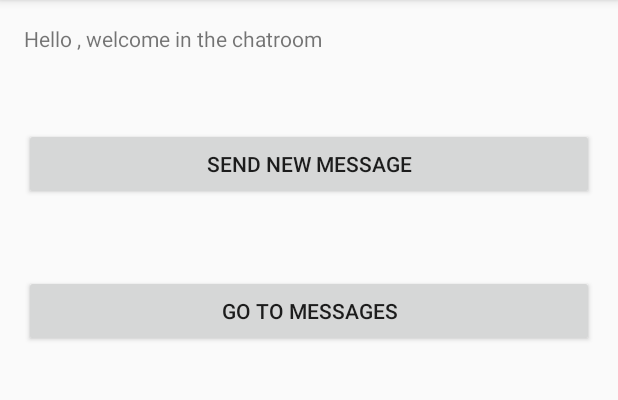
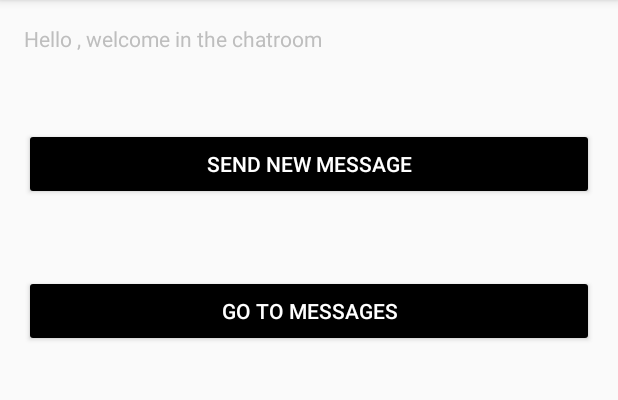
Before and after one commit to TexierCharles/MyChat, an Android app: the MenuActivity screen opened directly, with no data from a screen before it, on a phone screen of 412 x 824 dp, the part 84-484 px from its top. Run offline under Robolectric (Android 15) with nearby library versions, the phone set to English and light mode, and no system bars.

Commit message:
design de darky fait sauf pour la liste de message

```diff
--- a/app/src/main/res/layout/activity_menu.xml
+++ b/app/src/main/res/layout/activity_menu.xml
@@ -12,7 +12,8 @@
         android:id="@+id/welcome_text"
         android:layout_width="wrap_content"
         android:layout_height="wrap_content"
-        android:text="@string/welcome_msg" />
+        android:text="@string/welcome_msg"
+        android:theme="@android:style/Theme.Black"/>
 
     <Button
         android:id="@+id/button1"
@@ -20,7 +21,9 @@
         android:layout_height="wrap_content"
         android:layout_below="@+id/welcome_text"
         android:layout_marginTop="@dimen/activity_vertical_marginButton"
-        android:text="Send New Message" />
+        android:text="Send New Message"
+        android:backgroundTint="@android:color/black"
+        android:textColor="@android:color/white"/>
 
     <Button
         android:id="@+id/button2"
@@ -28,6 +31,8 @@
         android:layout_height="wrap_content"
         android:layout_below="@+id/button1"
         android:layout_marginTop="@dimen/activity_vertical_marginButton"
-        android:text="Go To Messages" />
+        android:text="Go To Messages"
+        android:backgroundTint="@android:color/black"
+        android:textColor="@android:color/white"/>
 
 </RelativeLayout>
```
Also changed, not shown: app/src/main/java/com/arthurbochard/cctexier/mychatapplication/MainActivity.java (+8 -1 lines), app/src/main/res/layout/activity_main.xml (+13 -5 lines), app/src/main/res/layout/activity_new_message.xml (+10 -5 lines).
